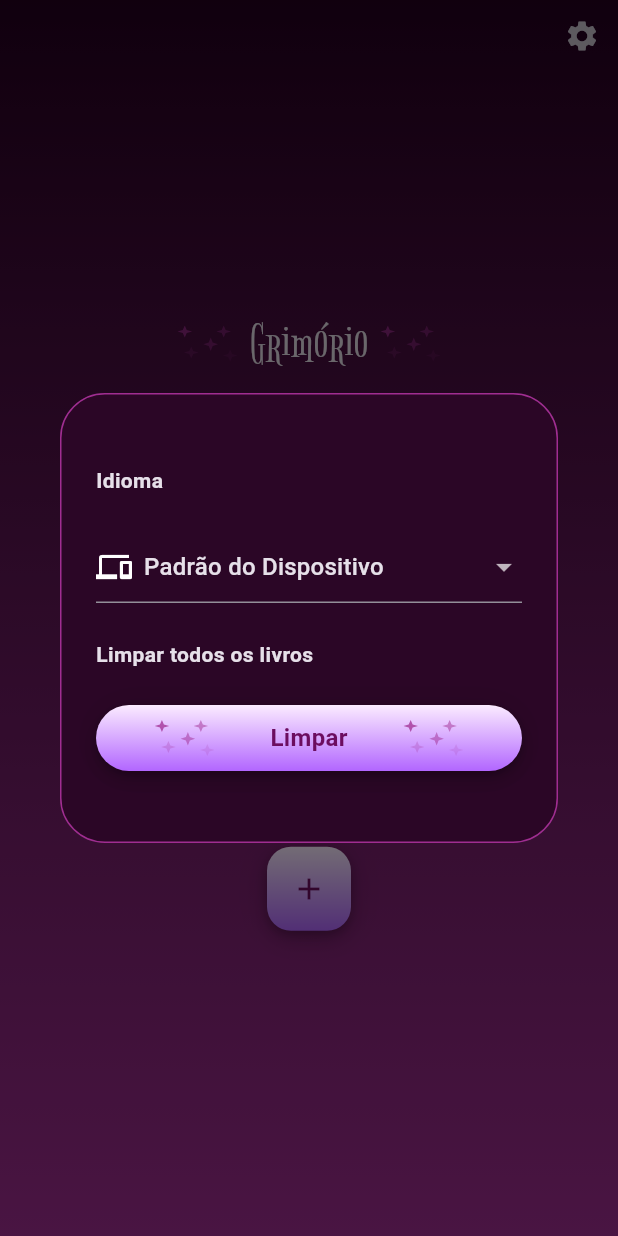
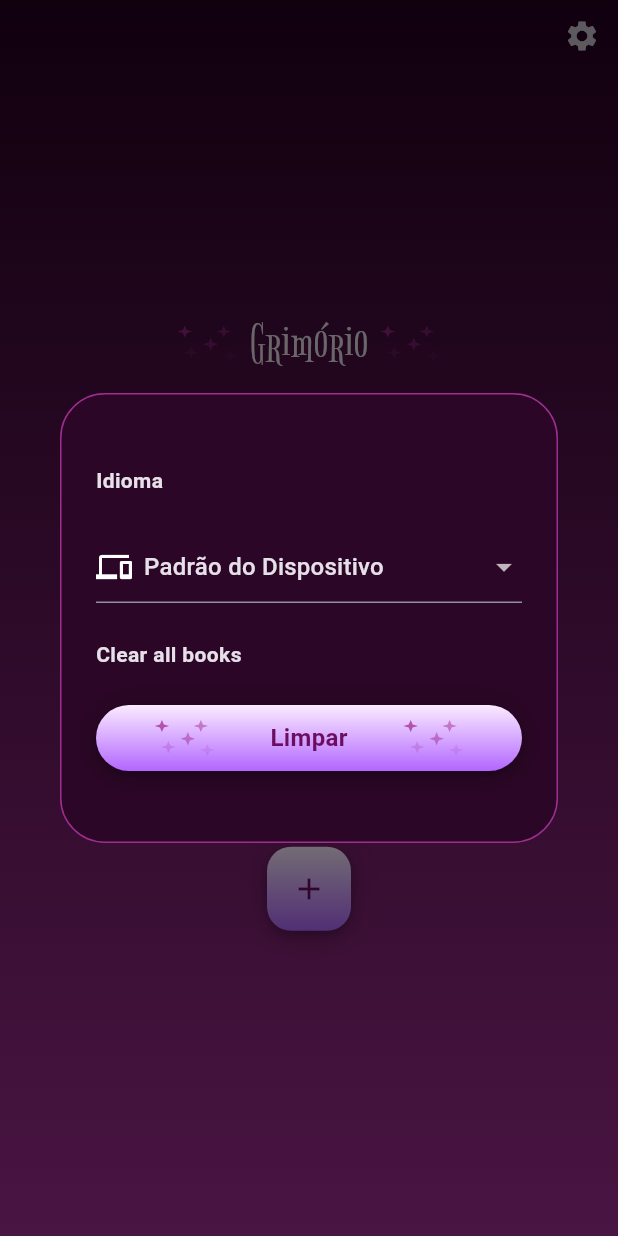
Before and after one commit to alura-cursos/flutter_i18n, a Flutter app: the Home screen opened directly, after a tap on the "settings" icon, on a phone screen of 412 x 824 dp. Run offline on Flutter 3.47's test engine with Material 3 defaults, Android fonts, the phone set to English and light mode, and no system bars; our stand-ins replace carousel_slider, flutter_svg, lottie, sqflite; accounts and stored records are empty; generated files the repository leaves out were written again.

Commit message:
v3.5 - atualizando telas e componentes

```diff
--- a/lib/screens/components/settings_dialog.dart
+++ b/lib/screens/components/settings_dialog.dart
@@ -104,9 +104,9 @@ class _SettingsDialogState extends State<_SettingsDialog> {
               }
             },
           ),
-          const Text(
-            "Limpar todos os livros",
-            style: TextStyle(
+          Text(
+            context.watch<LocalizationManager>().clearBooksText,
+            style: const TextStyle(
               fontWeight: FontWeight.bold,
             ),
           ),
```
